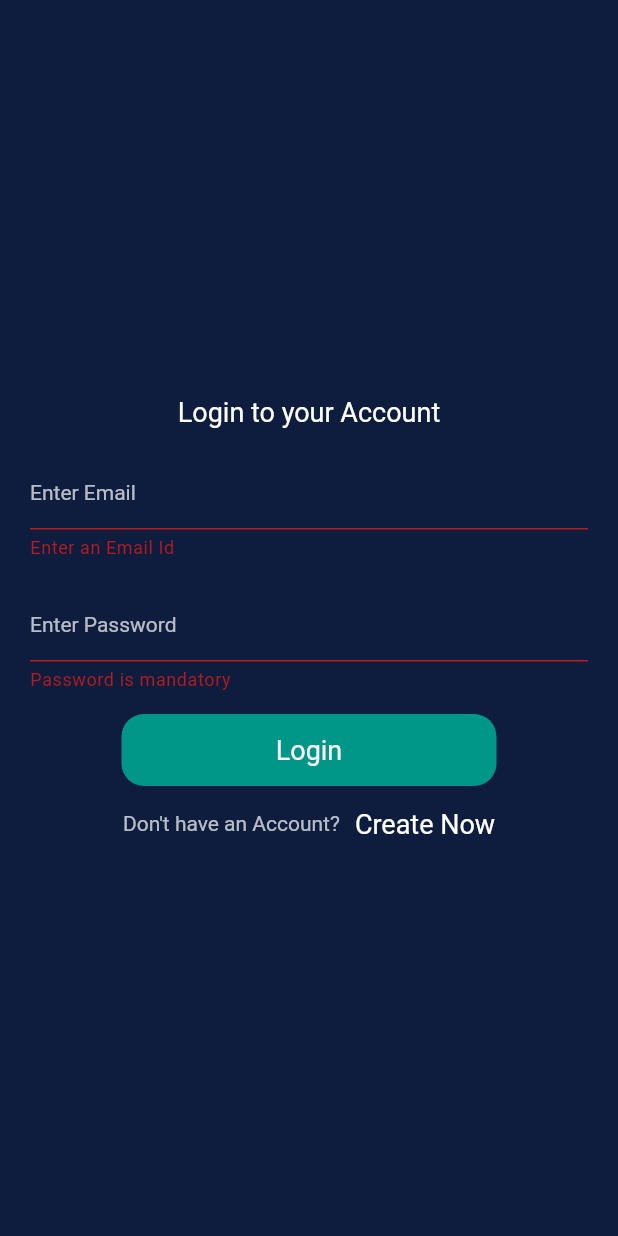
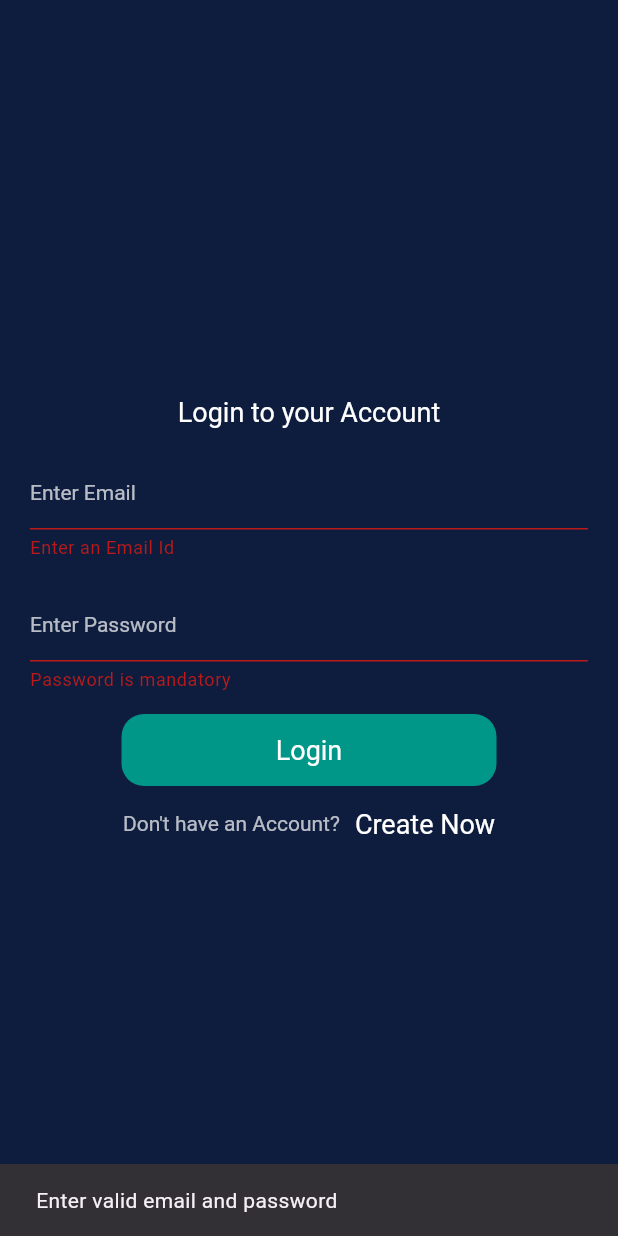
Before and after one commit to i-am-amal/TaskForge---Firebase, a Flutter app: the screen it shows after launch, after a tap on "Login", on a phone screen of 412 x 824 dp. Run offline on Flutter 3.47's test engine with Material 3 defaults, Android fonts, the phone set to English and light mode, and no system bars; our stand-ins replace cloud_firestore, firebase_auth, firebase_core, shared_preferences; accounts and stored records are empty; generated files the repository leaves out were written again.

Commit message:
bugs fixed

```diff
--- a/lib/main.dart
+++ b/lib/main.dart
@@ -18,26 +18,25 @@ void main() async {
 class MyApp extends StatelessWidget {
   const MyApp({super.key});
 
-  // This widget is the root of your application.
   @override
   Widget build(BuildContext context) {
     return MaterialApp(
       debugShowCheckedModeBanner: false,
       initialRoute: "/splash",
       routes: {
-        '/': (context) => LoginView(),
-        '/register': (context) => RegisterView(),
-        '/home': (context) => HomePage(),
-        '/addtask': (context) => AddTaskView(),
-        '/splash':(context) => SplashView(),
+        '/': (context) => const LoginView(),
+        '/register': (context) => const RegisterView(),
+        '/home': (context) => const HomePage(),
+        '/addtask': (context) => const AddTaskView(),
+        '/splash': (context) => const SplashView(),
       },
       theme: ThemeData(
-        textTheme: TextTheme(
+        textTheme: const TextTheme(
           displayMedium: TextStyle(color: Colors.white, fontSize: 18),
           displaySmall: TextStyle(color: Colors.white70, fontSize: 14),
         ),
         scaffoldBackgroundColor: const Color(0xff0E1D3E),
-        appBarTheme: AppBarTheme(
+        appBarTheme: const AppBarTheme(
             color: Color(0xff0E1D3E),
             iconTheme: IconThemeData(color: Colors.white)),
         colorScheme: ColorScheme.fromSeed(seedColor: Colors.deepPurple),
--- a/lib/view/screens/login_page.dart
+++ b/lib/view/screens/login_page.dart
@@ -11,16 +11,14 @@ class LoginView extends StatefulWidget {
 }
 
 class _LoginViewState extends State<LoginView> {
-  TextEditingController _emailController = TextEditingController();
-  TextEditingController _passwordController = TextEditingController();
+  final TextEditingController _emailController = TextEditingController();
+  final TextEditingController _passwordController = TextEditingController();
   final _loginKey = GlobalKey<FormState>();
-
   UserModel _usermodel = UserModel();
-  AuthService _authService = AuthService();
+  final AuthService _authService = AuthService();
   bool _isLoading = false;
 
-  void _login() async {
-    //2.22.00 time line   //31/03
+  void _login(context) async {
     setState(() {
       _isLoading = true;
     });
@@ -28,14 +26,11 @@ class _LoginViewState extends State<LoginView> {
     try {
       _usermodel = UserModel(
           email: _emailController.text, password: _passwordController.text);
-
       final data = await _authService.loginUser(_usermodel);
 
       if (data != null) {
         Navigator.pushNamedAndRemoveUntil(context, '/home', (route) => false);
       }
-
-      ///
     } on FirebaseAuthException catch (e) {
       setState(() {
         _isLoading = false;
@@ -46,8 +41,6 @@ class _LoginViewState extends State<LoginView> {
       ScaffoldMessenger.of(context)
           .showSnackBar(SnackBar(content: Text(err[1])));
     }
-
-    ///
   }
 
   @override
@@ -57,7 +50,7 @@ class _LoginViewState extends State<LoginView> {
       body: Container(
         height: double.infinity,
         width: double.infinity,
-        padding: EdgeInsets.all(20),
+        padding: const EdgeInsets.all(20),
         child: Stack(
           children: [
             Form(
@@ -70,7 +63,7 @@ class _LoginViewState extends State<LoginView> {
                     'Login to your Account',
                     style: themedata.textTheme.displayMedium,
                   ),
-                  SizedBox(
+                  const SizedBox(
                     height: 20,
                   ),
                   TextFormField(
@@ -88,15 +81,15 @@ class _LoginViewState extends State<LoginView> {
                       hintStyle: themedata.textTheme.displaySmall,
                       enabledBorder: OutlineInputBorder(
                         borderRadius: BorderRadius.circular(10),
-                        borderSide: BorderSide(color: Colors.white),
+                        borderSide: const BorderSide(color: Colors.white),
                       ),
                       focusedBorder: OutlineInputBorder(
                         borderRadius: BorderRadius.circular(10),
-                        borderSide: BorderSide(color: Colors.white),
+                        borderSide: const BorderSide(color: Colors.white),
                       ),
                     ),
                   ),
-                  SizedBox(
+                  const SizedBox(
                     height: 20,
                   ),
                   TextFormField(
@@ -115,32 +108,45 @@ class _LoginViewState extends State<LoginView> {
                       hintStyle: themedata.textTheme.displaySmall,
                       enabledBorder: OutlineInputBorder(
                         borderRadius: BorderRadius.circular(10),
-                        borderSide: BorderSide(color: Colors.white),
+                        borderSide: const BorderSide(color: Colors.white),
                       ),
                       focusedBorder: OutlineInputBorder(
                         borderRadius: BorderRadius.circular(10),
-                        borderSide: BorderSide(color: Colors.white),
+                        borderSide: const BorderSide(color: Colors.white),
                       ),
                     ),
                   ),
-                  SizedBox(
+                  const SizedBox(
                     height: 15,
                   ),
                   InkWell(
                     onTap: () async {
-                      if (_loginKey.currentState!.validate()) {
+                      try {
+                        if (_loginKey.currentState!.validate()) {
+                          _login(context);
+                        } else {
+                          ScaffoldMessenger.of(context).showSnackBar(
+                              const SnackBar(
+                                  content:
+                                      Text('Enter valid email and password')));
+                        }
+                      } on FirebaseAuthException catch (e) {
+                        String errorMessage = 'An error occurred';
 
-
-
-                        UserCredential userdata = await FirebaseAuth.instance
-                            .signInWithEmailAndPassword(
-                                email: _emailController.text.trim(),
-                                password: _passwordController.text.trim());
-
-                        if (userdata != null) {
-                          Navigator.pushNamedAndRemoveUntil(
-                              context, '/home', (route) => false);
+                        if (e.code == 'user-not-found') {
+                          errorMessage = 'No user found for that email.';
+                        } else if (e.code == 'wrong-password') {
+                          errorMessage =
+                              'Wrong password provided for that user.';
+                        } else {
+                          errorMessage = e.message ?? 'An error occurred';
                         }
+                        ScaffoldMessenger.of(context).showSnackBar(
+                            SnackBar(content: Text(errorMessage)));
+                      } catch (e) {
+                        ScaffoldMessenger.of(context).showSnackBar(
+                            const SnackBar(
+                                content: Text('An unexpected error occurred')));
                       }
                     },
                     child: Container(
@@ -158,7 +164,7 @@ class _LoginViewState extends State<LoginView> {
                       ),
                     ),
                   ),
-                  SizedBox(
+                  const SizedBox(
                     height: 15,
                   ),
                   Row(
@@ -168,7 +174,7 @@ class _LoginViewState extends State<LoginView> {
                         "Don't have an Account?",
                         style: themedata.textTheme.displaySmall,
                       ),
-                      SizedBox(
+                      const SizedBox(
                         width: 10,
                       ),
                       InkWell(
@@ -187,7 +193,7 @@ class _LoginViewState extends State<LoginView> {
             ),
             Visibility(
                 visible: _isLoading,
-                child: Center(
+                child: const Center(
                   child: CircularProgressIndicator(),
                 ))
           ],
--- a/lib/view/screens/splash_page.dart
+++ b/lib/view/screens/splash_page.dart
@@ -15,25 +15,19 @@ class _SplashViewState extends State<SplashView> {
   String? token;
 
   getData() async {
-    SharedPreferences _pref = await SharedPreferences.getInstance();
-    token = await _pref.getString('token');
-    name = await _pref.getString('name');
-    email = await _pref.getString('email');
-    uid = await _pref.getString('uid');
-
+    SharedPreferences pref = await SharedPreferences.getInstance();
+    token = pref.getString('token');
+    name = pref.getString('name');
+    email = pref.getString('email');
+    uid = pref.getString('uid');
     setState(() {});
   }
 
   @override
   void initState() {
     getData();
-
-    var d = Duration(seconds: 5);
-    Future.delayed(d, () {
+    Future.delayed(const Duration(seconds: 5), () {
     checkLoginStatus();
-
-
-
     });
     super.initState();
   }
```
Also changed, not shown: lib/services/auth_services.dart (+14 -21 lines), lib/services/task_service.dart (+54 -14 lines), lib/view/screens/add_task_page.dart (+24 -20 lines), lib/view/screens/home_page.dart (+49 -75 lines), lib/view/screens/register_page.dart (+53 -70 lines).
